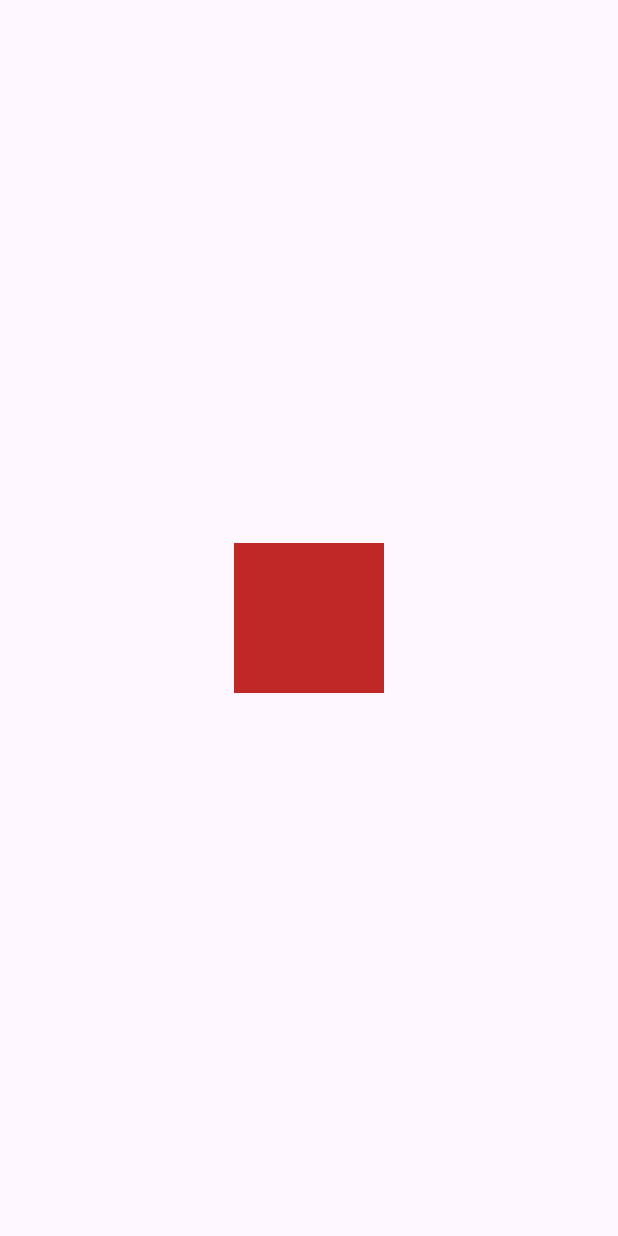
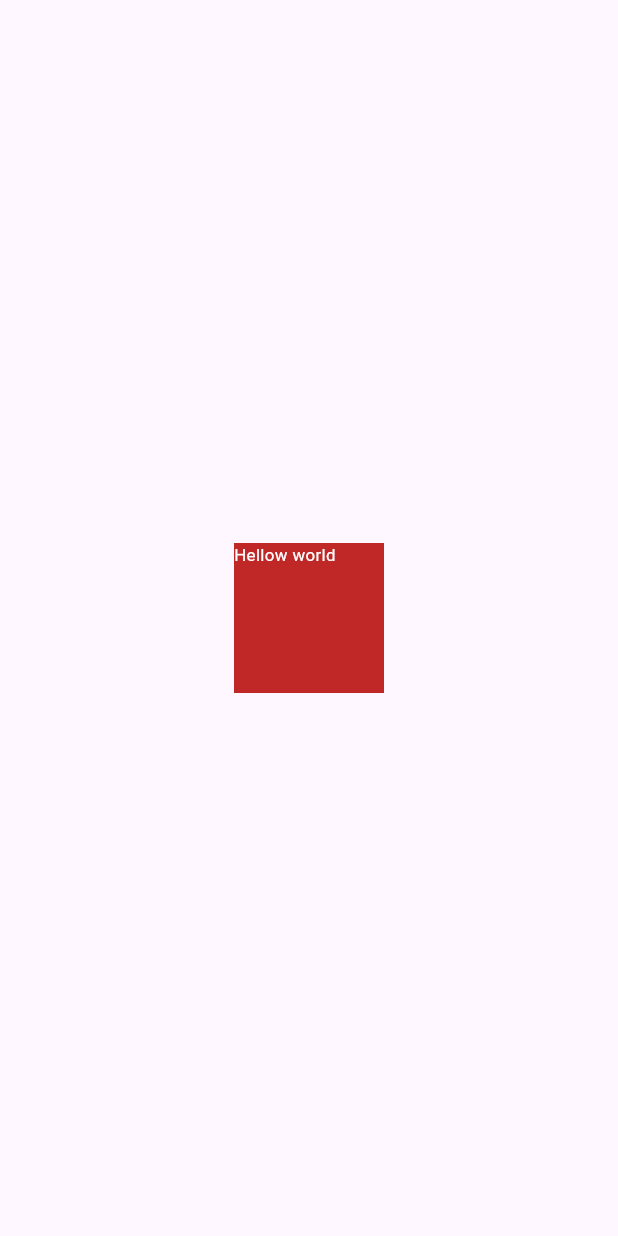
Before and after one commit to ericFlutterast/simply_english, a Flutter app: the screen it shows after launch, on a phone screen of 412 x 824 dp. Run offline on Flutter 3.47's test engine with Material 3 defaults, Android fonts, the phone set to English and light mode, and no system bars; Roboto replaces fonts that are missing (Outfit-Regular).

Commit message:
added fonts and test style

```diff
--- a/lib/src/config/app_rout.dart
+++ b/lib/src/config/app_rout.dart
@@ -12,6 +12,7 @@ class AppRouterWidget extends StatelessWidget {
           height: 100,
           width: 100,
           color: context.theme.appColors.status.error,
+          child: Text('Hellow world', style: context.theme.appTextStyle.caption),
         ),
       ),
     );
--- a/lib/src/config/app_theme/theme/app_test_style/app_text_style.dart
+++ b/lib/src/config/app_theme/theme/app_test_style/app_text_style.dart
@@ -0,0 +1,61 @@
+import 'package:flutter/material.dart';
+
+class AppTextStyle {
+  final TextStyle display1;
+  final TextStyle display2;
+  final TextStyle display3;
+  final TextStyle headline;
+  final TextStyle title;
+  final TextStyle subheading;
+  final TextStyle body1;
+  final TextStyle body2;
+  final TextStyle caption;
+
+  AppTextStyle({
+    this.body1 = const TextStyle(
+      fontFamily: "Outfit-Regular",
+      fontSize: 12.64,
+      color: Colors.white,
+    ),
+    this.body2 = const TextStyle(
+      fontFamily: "Outfit-Regular",
+      fontSize: 14.22,
+      color: Colors.white,
+    ),
+    this.caption = const TextStyle(
+      fontFamily: "Outfit-Regular",
+      fontSize: 11.24,
+      color: Colors.white,
+    ),
+    this.display1 = const TextStyle(
+      fontFamily: "Outfit-Regular",
+      fontSize: 22.78,
+      color: Colors.white,
+    ),
+    this.display2 = const TextStyle(
+      fontFamily: "Outfit-Regular",
+      fontSize: 25.63,
+      color: Colors.white,
+    ),
+    this.display3 = const TextStyle(
+      fontFamily: "Outfit-Regular",
+      fontSize: 28.83,
+      color: Colors.white,
+    ),
+    this.headline = const TextStyle(
+      fontFamily: "Outfit-Regular",
+      fontSize: 12.64,
+      color: Colors.white,
+    ),
+    this.subheading = const TextStyle(
+      fontFamily: "Outfit-Regular",
+      fontSize: 16,
+      color: Colors.white,
+    ),
+    this.title = const TextStyle(
+      fontFamily: "Outfit-Regular",
+      fontSize: 18,
+      color: Colors.white,
+    ),
+  });
+}
--- a/lib/src/config/app_theme/theme/theme.dart
+++ b/lib/src/config/app_theme/theme/theme.dart
@@ -1,13 +1,16 @@
+import 'package:simply_english/src/config/app_theme/theme/app_test_style/app_text_style.dart';
 import 'package:simply_english/src/config/app_theme/theme/colors/app_colors.dart';
 import 'package:simply_english/src/config/app_theme/theme/icons/app_icons.dart';
 
 interface class AppThemeImpl {
   final AppColors appColors;
   final AppIcons appIcons;
+  final AppTextStyle appTextStyle;
 
   const AppThemeImpl({
     required this.appColors,
     required this.appIcons,
+    required this.appTextStyle,
   });
 }
 
@@ -20,5 +23,8 @@ class AppTheme implements AppThemeImpl {
       );
 
   @override
-  AppIcons get appIcons => throw UnimplementedError();
+  AppIcons get appIcons => AppIcons();
+
+  @override
+  AppTextStyle get appTextStyle => AppTextStyle();
 }
```
Also changed, not shown: assets/fonts/Outfit/OFL.txt (added, +93 -0 lines), pubspec.yaml (+9 -15 lines), assets/fonts/Outfit/Outfit-VariableFont_wght.ttf (added), assets/fonts/Outfit/README.txt (added), assets/fonts/Outfit/static/Outfit-Black.ttf (added), assets/fonts/Outfit/static/Outfit-Bold.ttf (added), assets/fonts/Outfit/static/Outfit-ExtraBold.ttf (added), assets/fonts/Outfit/static/Outfit-ExtraLight.ttf (added), assets/fonts/Outfit/static/Outfit-Light.ttf (added), assets/fonts/Outfit/static/Outfit-Medium.ttf (added), assets/fonts/Outfit/static/Outfit-Regular.ttf (added), assets/fonts/Outfit/static/Outfit-SemiBold.ttf (added), assets/fonts/Outfit/static/Outfit-Thin.ttf (added).
